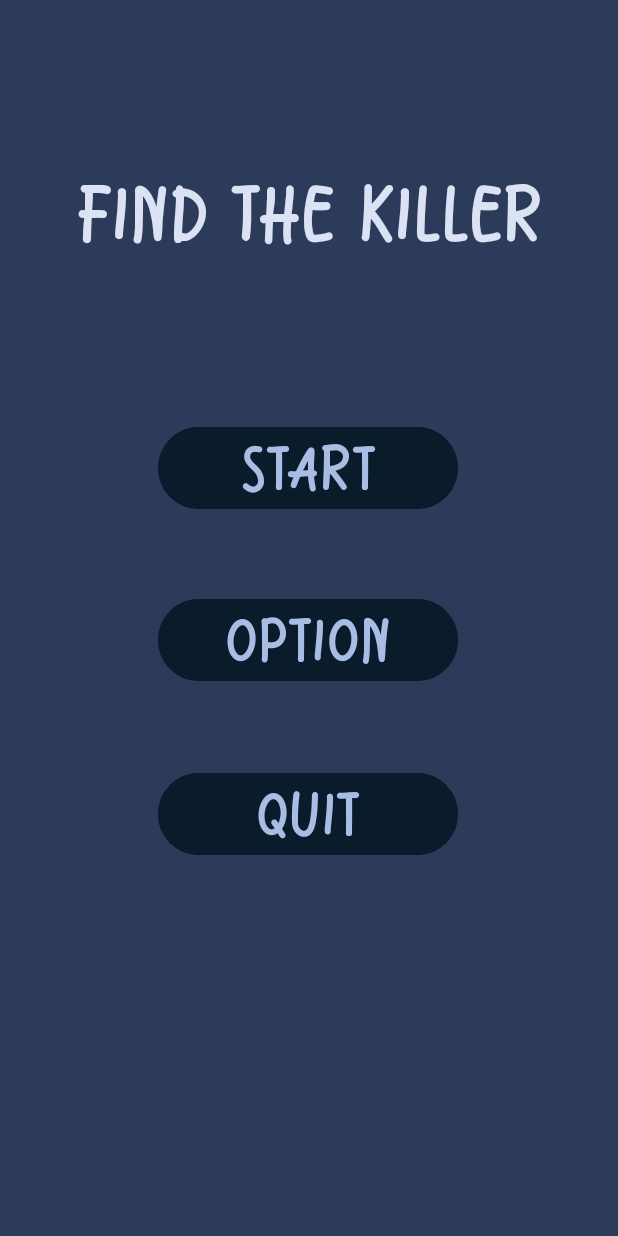
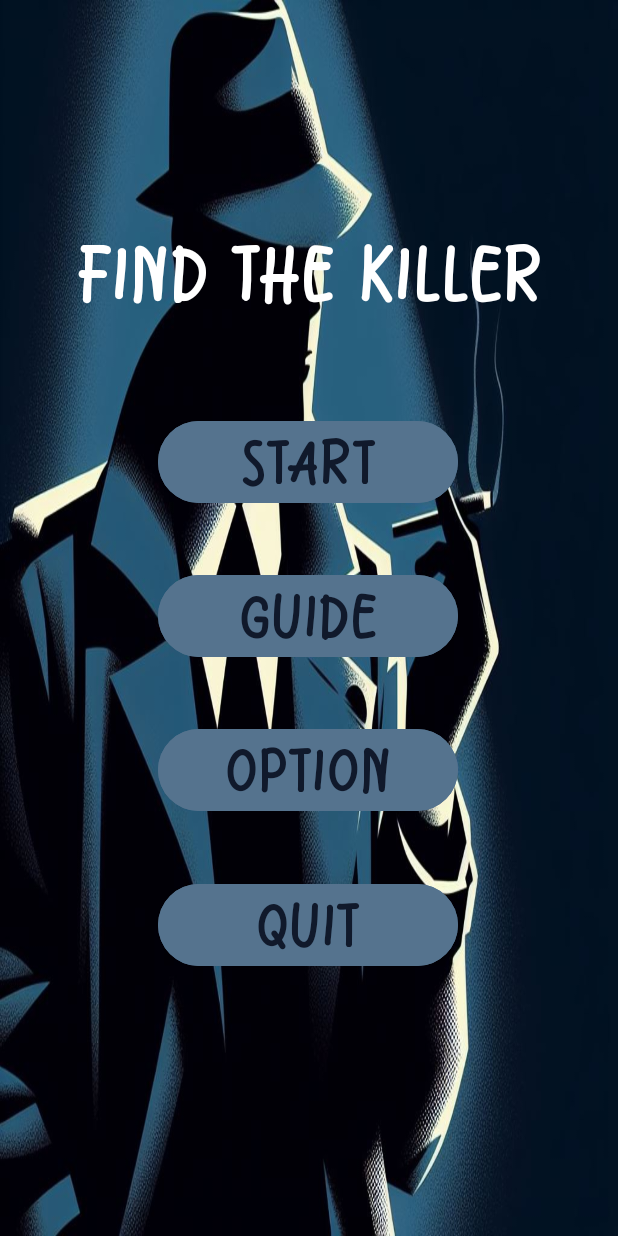
Before and after one commit to dreath-pro/Find-The-Killer, an Android app: the screen it shows after launch (MainActivity), on a phone screen of 412 x 824 dp. Run offline under Robolectric (Android 15) with nearby library versions, the phone set to English and light mode, and no system bars.

Commit message:
icon and background added

```diff
--- a/app/src/main/AndroidManifest.xml
+++ b/app/src/main/AndroidManifest.xml
@@ -6,9 +6,9 @@
         android:allowBackup="true"
         android:dataExtractionRules="@xml/data_extraction_rules"
         android:fullBackupContent="@xml/backup_rules"
-        android:icon="@mipmap/ic_launcher"
+        android:icon="@drawable/find_the_killer_icon"
         android:label="@string/app_name"
-        android:roundIcon="@mipmap/ic_launcher_round"
+        android:roundIcon="@drawable/find_the_killer_icon"
         android:supportsRtl="true"
         android:theme="@style/Theme.FindTheKiller"
         tools:targetApi="31">
--- a/app/src/main/java/com/example/findthekiller/MainActivity.java
+++ b/app/src/main/java/com/example/findthekiller/MainActivity.java
@@ -14,7 +14,7 @@ import androidx.core.view.WindowInsetsCompat;
 
 public class MainActivity extends AppCompatActivity {
     //female wearing spring outfit, cute webtoon aesthetic, simple color, matured face, white plain background
-    Button startButton, optionButton, quitButton;
+    Button startButton, guideButton, optionButton, quitButton;
 
     @Override
     protected void onCreate(Bundle savedInstanceState) {
@@ -23,6 +23,7 @@ public class MainActivity extends AppCompatActivity {
         setContentView(R.layout.activity_main);
 
         startButton = findViewById(R.id.startButton);
+        guideButton = findViewById(R.id.guideButton);
         optionButton = findViewById(R.id.optionButton);
         quitButton = findViewById(R.id.quitButton);
 
@@ -30,6 +31,13 @@ public class MainActivity extends AppCompatActivity {
             @Override
             public void onClick(View v) {
                 lineup();
+            }
+        });
+
+        guideButton.setOnClickListener(new View.OnClickListener() {
+            @Override
+            public void onClick(View v) {
+                Toast.makeText(MainActivity.this, "Haha Jimhardcore", Toast.LENGTH_SHORT).show();
             }
         });
 
--- a/app/src/main/res/layout/activity_main.xml
+++ b/app/src/main/res/layout/activity_main.xml
@@ -7,32 +7,32 @@
     android:layout_width="match_parent"
     android:layout_height="match_parent"
     tools:context=".MainActivity"
-    android:background="#2B3B59">
+    android:background="@drawable/find_the_killer_background">
 
     <TextView
         android:id="@+id/titleText"
         android:layout_width="wrap_content"
         android:layout_height="wrap_content"
-        android:layout_marginTop="116dp"
+        android:layout_marginTop="156dp"
         android:backgroundTint="#0A1C2C"
         android:fontFamily="@font/nightcat"
         android:text="@string/app_name"
         android:textAlignment="center"
-        android:textColor="#DAE2F3"
+        android:textColor="#FFFFFF"
         android:textSize="50sp"
         app:layout_constraintEnd_toEndOf="parent"
         app:layout_constraintStart_toStartOf="parent"
-        app:layout_constraintTop_toTopOf="parent"/>
+        app:layout_constraintTop_toTopOf="parent" />
 
     <Button
         android:id="@+id/startButton"
         android:layout_width="200dp"
         android:layout_height="wrap_content"
-        android:layout_marginTop="112dp"
-        android:backgroundTint="#0A1C2C"
+        android:layout_marginTop="68dp"
+        android:backgroundTint="#55738E"
         android:fontFamily="@font/nightcat"
         android:text="@string/start"
-        android:textColor="#A8BDE3"
+        android:textColor="#10192B"
         android:textSize="40sp"
         app:layout_constraintEnd_toEndOf="parent"
         app:layout_constraintHorizontal_bias="0.497"
@@ -40,14 +40,14 @@
         app:layout_constraintTop_toBottomOf="@+id/titleText" />
 
     <Button
-        android:id="@+id/optionButton"
+        android:id="@+id/guideButton"
         android:layout_width="200dp"
         android:layout_height="wrap_content"
-        android:layout_marginTop="52dp"
-        android:backgroundTint="#0A1C2C"
+        android:layout_marginTop="40dp"
+        android:backgroundTint="#55738E"
         android:fontFamily="@font/nightcat"
-        android:text="@string/option"
-        android:textColor="#A8BDE3"
+        android:text="@string/guide"
+        android:textColor="#10192B"
         android:textSize="40sp"
         app:layout_constraintEnd_toEndOf="parent"
         app:layout_constraintHorizontal_bias="0.497"
@@ -55,14 +55,29 @@
         app:layout_constraintTop_toBottomOf="@+id/startButton" />
 
     <Button
+        android:id="@+id/optionButton"
+        android:layout_width="200dp"
+        android:layout_height="wrap_content"
+        android:layout_marginTop="40dp"
+        android:backgroundTint="#55738E"
+        android:fontFamily="@font/nightcat"
+        android:text="@string/option"
+        android:textColor="#10192B"
+        android:textSize="40sp"
+        app:layout_constraintEnd_toEndOf="parent"
+        app:layout_constraintHorizontal_bias="0.497"
+        app:layout_constraintStart_toStartOf="parent"
+        app:layout_constraintTop_toBottomOf="@+id/guideButton" />
+
+    <Button
         android:id="@+id/quitButton"
         android:layout_width="200dp"
         android:layout_height="wrap_content"
-        android:layout_marginTop="52dp"
-        android:backgroundTint="#0A1C2C"
+        android:layout_marginTop="40dp"
+        android:backgroundTint="#55738E"
         android:fontFamily="@font/nightcat"
         android:text="@string/quit"
-        android:textColor="#A8BDE3"
+        android:textColor="#10192B"
         android:textSize="40sp"
         app:layout_constraintBottom_toBottomOf="parent"
         app:layout_constraintEnd_toEndOf="parent"
--- a/app/src/main/res/values/strings.xml
+++ b/app/src/main/res/values/strings.xml
@@ -3,6 +3,7 @@
 
 <!--    buttons text-->
     <string name="start">Start</string>
+    <string name="guide">Guide</string>
     <string name="option">Option</string>
     <string name="quit">Quit</string>
 
```
Also changed, not shown: app/src/main/res/drawable/find_the_killer_background.jpg (added), app/src/main/res/drawable/find_the_killer_icon.jpg (added).
